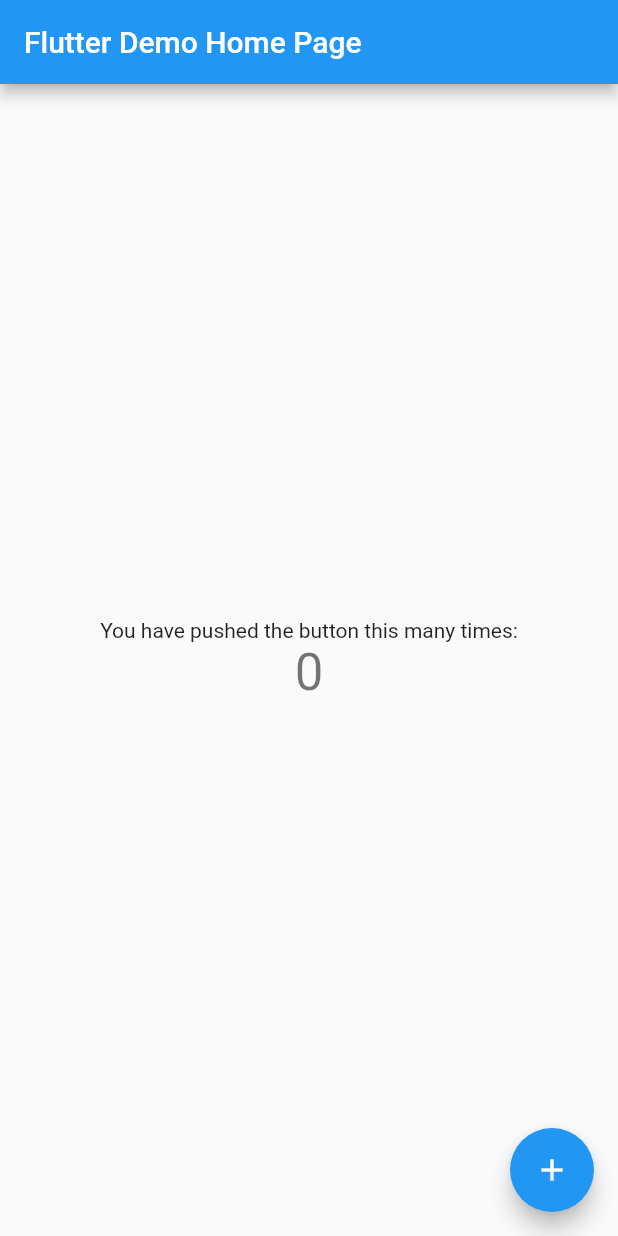
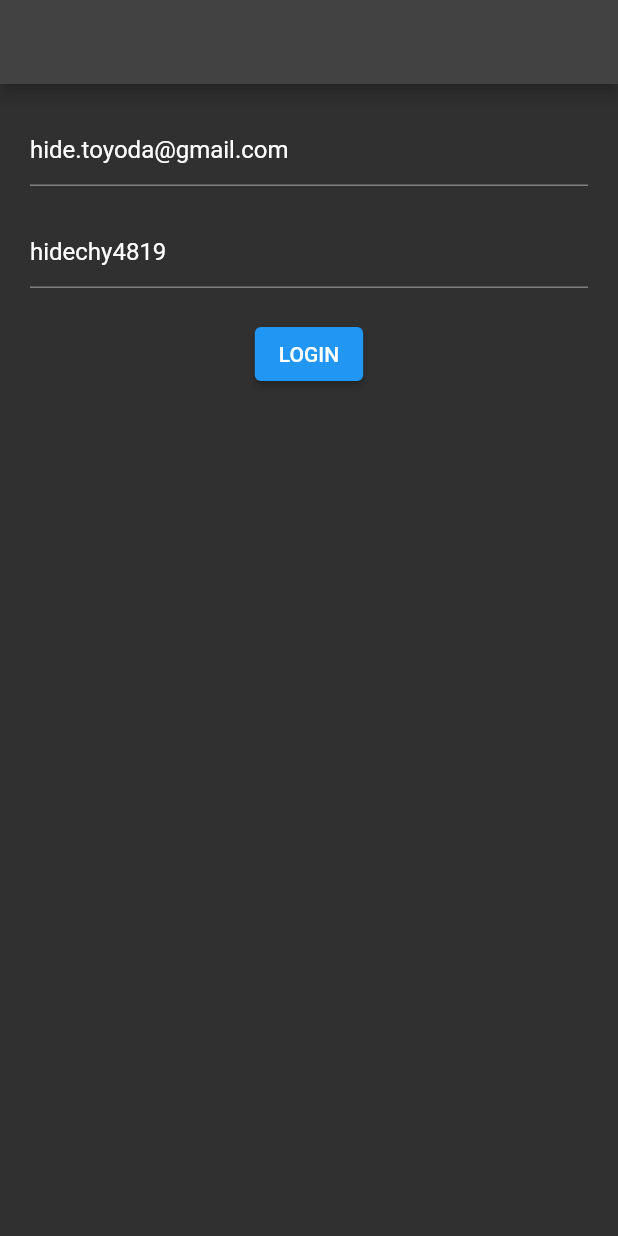
Before and after one commit to hidechy/flutter_schedule, a Flutter app: the screen it shows after launch, on a phone screen of 412 x 824 dp. Run offline on Flutter 3.47's test engine with Material 2 defaults, Android fonts, the phone set to English and light mode, and no system bars; our stand-ins replace firebase_auth, firebase_core; accounts and stored records are empty.

Commit message:
firebase auth login

```diff
--- /dev/null
+++ b/lib/login_screen.dart
@@ -0,0 +1,74 @@
+// ignore_for_file: must_be_immutable
+
+import 'package:firebase_auth/firebase_auth.dart';
+import 'package:flutter/material.dart';
+
+class LoginScreen extends StatelessWidget {
+  LoginScreen({Key? key}) : super(key: key);
+
+  TextEditingController emailController = TextEditingController(
+    text: 'hide.toyoda@gmail.com',
+  );
+  TextEditingController passwordController = TextEditingController(
+    text: 'hidechy4819',
+  );
+
+  late BuildContext _context;
+
+  ///
+  @override
+  Widget build(BuildContext context) {
+    _context = context;
+
+    return Scaffold(
+      appBar: AppBar(),
+      body: Container(
+        padding: const EdgeInsets.all(20),
+        child: Column(
+          crossAxisAlignment: CrossAxisAlignment.center,
+          children: [
+            TextField(
+              controller: emailController,
+              decoration: const InputDecoration(hintText: 'enter email'),
+              onChanged: (text) {},
+            ),
+            const SizedBox(height: 20),
+            TextField(
+              controller: passwordController,
+              decoration: const InputDecoration(hintText: 'enter password'),
+              onChanged: (text) {},
+            ),
+            const SizedBox(height: 20),
+            ElevatedButton(
+              onPressed: () {
+                login();
+              },
+              child: const Text('LOGIN'),
+            ),
+          ],
+        ),
+      ),
+    );
+  }
+
+  ///
+  void login() async {
+    try {
+      print(emailController.text);
+      print(passwordController.text);
+
+      await FirebaseAuth.instance.signInWithEmailAndPassword(
+        email: emailController.text,
+        password: passwordController.text,
+      );
+
+      if (FirebaseAuth.instance.currentUser?.uid != '') {
+        print(FirebaseAuth.instance.currentUser?.uid);
+
+        Navigator.pushNamed(_context, '/home');
+      }
+    } catch (e) {
+      print(e);
+    }
+  }
+}
--- a/lib/main.dart
+++ b/lib/main.dart
@@ -1,115 +1,36 @@
+import 'package:firebase_core/firebase_core.dart';
 import 'package:flutter/material.dart';
 
-void main() {
+import 'firebase_options.dart';
+
+import 'login_screen.dart';
+
+import 'screens/home_screen.dart';
+
+void main() async {
+  WidgetsFlutterBinding.ensureInitialized();
+
+  await Firebase.initializeApp(
+    options: DefaultFirebaseOptions.currentPlatform,
+  );
+
   runApp(const MyApp());
 }
 
 class MyApp extends StatelessWidget {
   const MyApp({Key? key}) : super(key: key);
 
-  // This widget is the root of your application.
   @override
   Widget build(BuildContext context) {
     return MaterialApp(
-      title: 'Flutter Demo',
-      theme: ThemeData(
-        // This is the theme of your application.
-        //
-        // Try running your application with "flutter run". You'll see the
-        // application has a blue toolbar. Then, without quitting the app, try
-        // changing the primarySwatch below to Colors.green and then invoke
-        // "hot reload" (press "r" in the console where you ran "flutter run",
-        // or simply save your changes to "hot reload" in a Flutter IDE).
-        // Notice that the counter didn't reset back to zero; the application
-        // is not restarted.
-        primarySwatch: Colors.blue,
-      ),
-      home: const MyHomePage(title: 'Flutter Demo Home Page'),
+      title: 'Schedule',
+      theme: ThemeData.dark(),
+      routes: <String, WidgetBuilder>{
+        '/': (context) => LoginScreen(),
+        '/home': (context) => HomeScreen(),
+      },
+      initialRoute: '/',
+      debugShowCheckedModeBanner: false,
     );
   }
 }
-
-class MyHomePage extends StatefulWidget {
-  const MyHomePage({Key? key, required this.title}) : super(key: key);
-
-  // This widget is the home page of your application. It is stateful, meaning
-  // that it has a State object (defined below) that contains fields that affect
-  // how it looks.
-
-  // This class is the configuration for the state. It holds the values (in this
-  // case the title) provided by the parent (in this case the App widget) and
-  // used by the build method of the State. Fields in a Widget subclass are
-  // always marked "final".
-
-  final String title;
-
-  @override
-  State<MyHomePage> createState() => _MyHomePageState();
-}
-
-class _MyHomePageState extends State<MyHomePage> {
-  int _counter = 0;
-
-  void _incrementCounter() {
-    setState(() {
-      // This call to setState tells the Flutter framework that something has
-      // changed in this State, which causes it to rerun the build method below
-      // so that the display can reflect the updated values. If we changed
-      // _counter without calling setState(), then the build method would not be
-      // called again, and so nothing would appear to happen.
-      _counter++;
-    });
-  }
-
-  @override
-  Widget build(BuildContext context) {
-    // This method is rerun every time setState is called, for instance as done
-    // by the _incrementCounter method above.
-    //
-    // The Flutter framework has been optimized to make rerunning build methods
-    // fast, so that you can just rebuild anything that needs updating rather
-    // than having to individually change instances of widgets.
-    return Scaffold(
-      appBar: AppBar(
-        // Here we take the value from the MyHomePage object that was created by
-        // the App.build method, and use it to set our appbar title.
-        title: Text(widget.title),
-      ),
-      body: Center(
-        // Center is a layout widget. It takes a single child and positions it
-        // in the middle of the parent.
-        child: Column(
-          // Column is also a layout widget. It takes a list of children and
-          // arranges them vertically. By default, it sizes itself to fit its
-          // children horizontally, and tries to be as tall as its parent.
-          //
-          // Invoke "debug painting" (press "p" in the console, choose the
-          // "Toggle Debug Paint" action from the Flutter Inspector in Android
-          // Studio, or the "Toggle Debug Paint" command in Visual Studio Code)
-          // to see the wireframe for each widget.
-          //
-          // Column has various properties to control how it sizes itself and
-          // how it positions its children. Here we use mainAxisAlignment to
-          // center the children vertically; the main axis here is the vertical
-          // axis because Columns are vertical (the cross axis would be
-          // horizontal).
-          mainAxisAlignment: MainAxisAlignment.center,
-          children: <Widget>[
-            const Text(
-              'You have pushed the button this many times:',
-            ),
-            Text(
-              '$_counter',
-              style: Theme.of(context).textTheme.headline4,
-            ),
-          ],
-        ),
-      ),
-      floatingActionButton: FloatingActionButton(
-        onPressed: _incrementCounter,
-        tooltip: 'Increment',
-        child: const Icon(Icons.add),
-      ), // This trailing comma makes auto-formatting nicer for build methods.
-    );
-  }
-}
```
Also changed, not shown: lib/screens/home_screen.dart (added, +27 -0 lines), pubspec.yaml (+4 -65 lines), lib/firebase_options.dart (added), pubspec.lock, 18 other files.
